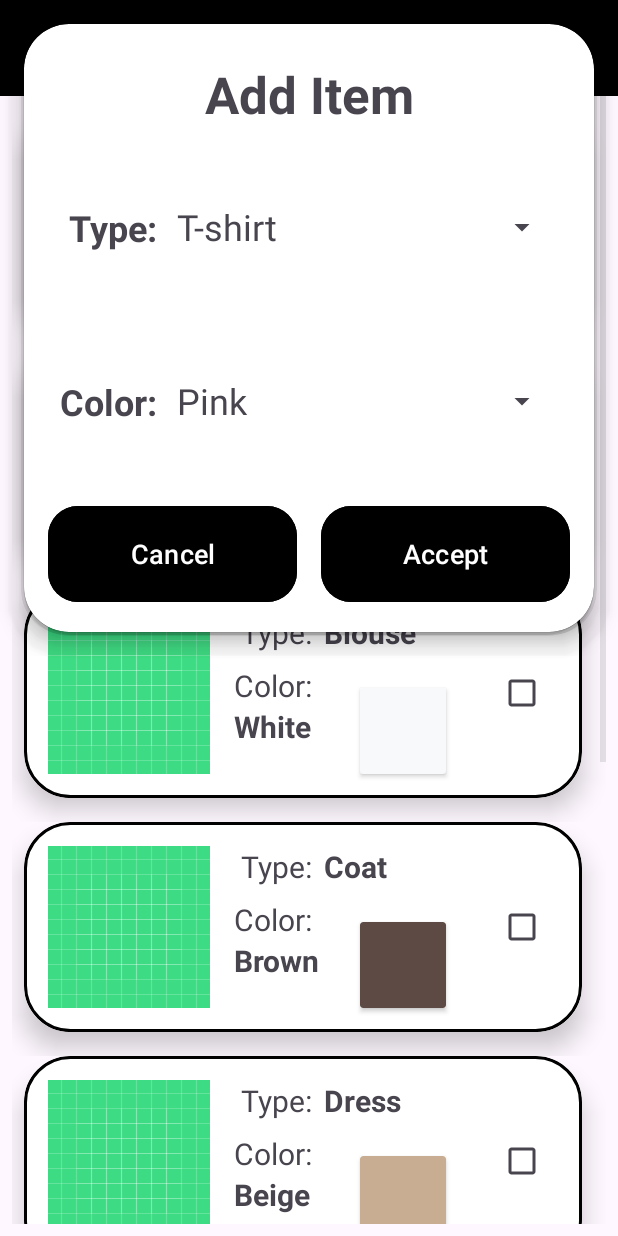
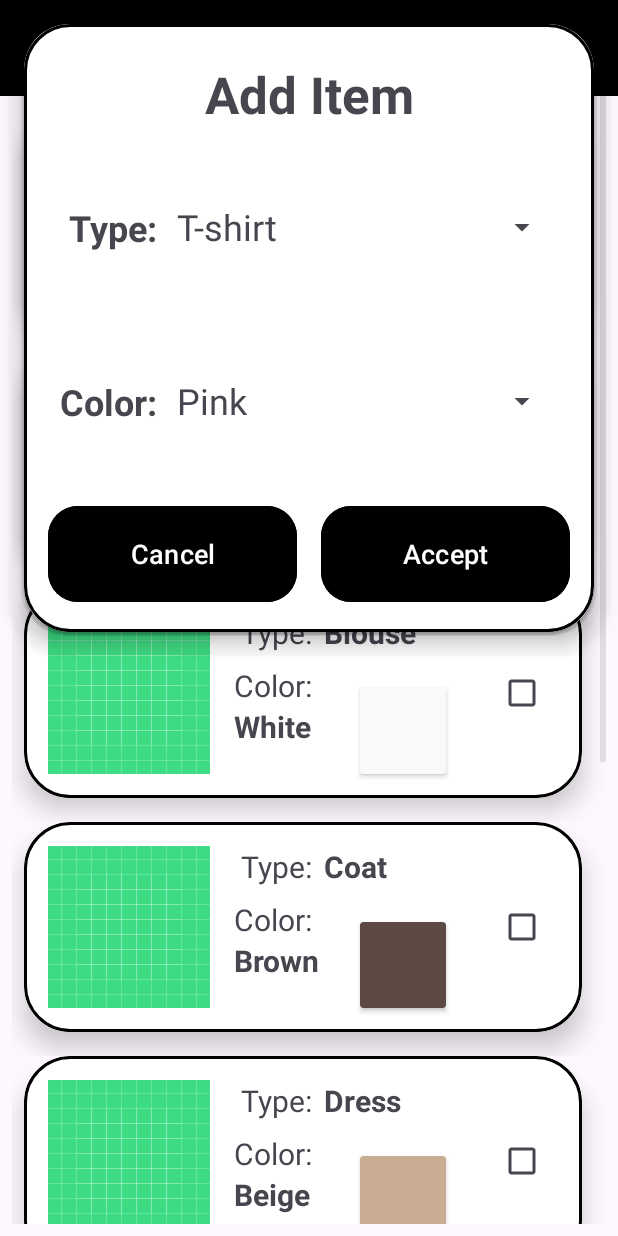
Before and after one commit to GH-Henry/MyApplication, an Android app: the ClosetActivity screen opened directly, with no data from a screen before it, after a tap on "Add item button", on a phone screen of 412 x 824 dp. Run offline under Robolectric (Android 15) with nearby library versions, the phone set to English and light mode, and no system bars.

Commit message:
Updated visuals of Closet add item popup

```diff
--- a/app/src/main/res/layout/popup_closet_add_item.xml
+++ b/app/src/main/res/layout/popup_closet_add_item.xml
@@ -21,7 +21,8 @@
 
         <androidx.constraintlayout.widget.ConstraintLayout
             android:layout_width="match_parent"
-            android:layout_height="match_parent">
+            android:layout_height="match_parent"
+            android:background="@drawable/custom_edittext">
 
             <TextView
                 android:id="@+id/name_label"
```
